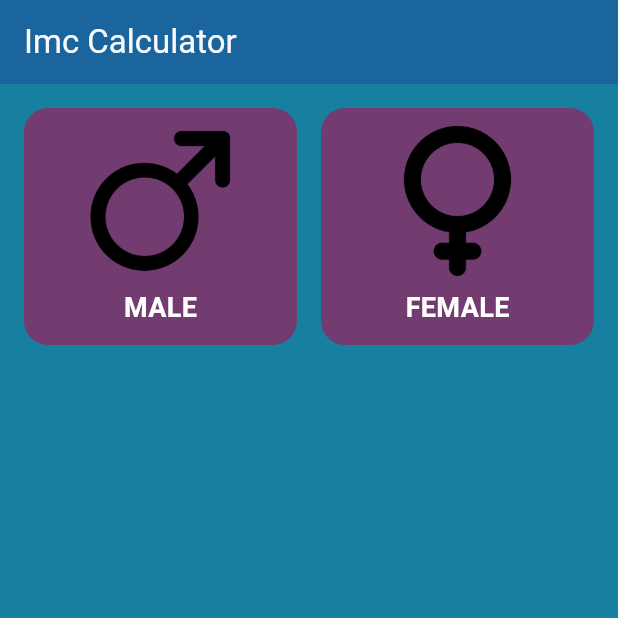
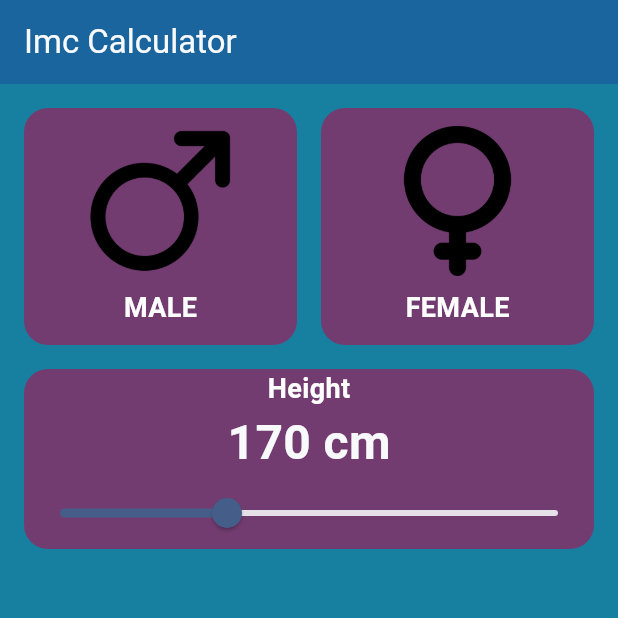
Before and after one commit to juansolar/imc_calculator_flutter, a Flutter app: the screen it shows after launch, on a phone screen of 412 x 824 dp, the top half of it. Run offline on Flutter 3.47's test engine with Material 3 defaults, Android fonts, the phone set to English and light mode, and no system bars; our stand-ins replace material_ui.

Commit message:
feat: add height selector

```diff
--- /dev/null
+++ b/lib/components/height_selector.dart
@@ -0,0 +1,41 @@
+import 'package:flutter/material.dart';
+import 'package:flutter/widgets.dart';
+import 'package:imc_calculator/core/app_colors.dart';
+import 'package:imc_calculator/core/text_styles.dart';
+
+class HeightSelector extends StatefulWidget {
+  const new({super.key});
+
+  @override
+  State<HeightSelector> createState() => _HeightSelectorState();
+}
+
+class _HeightSelectorState extends State<HeightSelector> {
+
+  double height = 170;
+
+  @override
+  Widget build(BuildContext context) {
+    return Padding(
+      padding: const EdgeInsetsGeometry.only(right: 16, left: 16, bottom: 16),
+      child: Material(
+        color: AppColors.backgroundComponent,
+        borderRadius: BorderRadius.circular(16),
+        child: Column(
+          children: [
+            Text("Height", style: TextStyles.bodyText),
+            Text("${height.toStringAsFixed(0)} cm", style: TextStyles.subtitle),
+            Slider(value: height, onChanged: (value){
+              setState(() {
+                height = value;
+              });
+            },min: 150,
+            max: 210, divisions: 60,
+            activeColor: AppColors.secundary,
+            )
+          ],
+        ),
+      ),
+    );
+  }
+}
--- a/lib/core/text_styles.dart
+++ b/lib/core/text_styles.dart
@@ -1,9 +1,11 @@
 import 'dart:ui';
 
 import 'package:material_ui/material_ui.dart';
+import 'package:imc_calculator/core/app_colors.dart';
 
 class TextStyles {
 
   static const TextStyle bodyText =  TextStyle(color: Colors.white, fontSize: 18, fontWeight: FontWeight.bold);
+  static const TextStyle subtitle = TextStyle(color: AppColors.primary, fontSize: 32, fontWeight: FontWeight.bold);
 
 }
--- a/lib/screens/imc_home_screen.dart
+++ b/lib/screens/imc_home_screen.dart
@@ -1,5 +1,6 @@
 import 'package:flutter/widgets.dart';
 import 'package:imc_calculator/components/gender_selector.dart';
+import 'package:imc_calculator/components/height_selector.dart';
 
 class ImcHomeScreen extends StatefulWidget {
   const new({super.key});
@@ -14,7 +15,8 @@ class _ImcHomeScreenState extends State<ImcHomeScreen> {
   Widget build(BuildContext context) {
     return Column(
       children: [
-        GenderSelector()
+        GenderSelector(),
+        HeightSelector()
       ],
     );
   }
```
